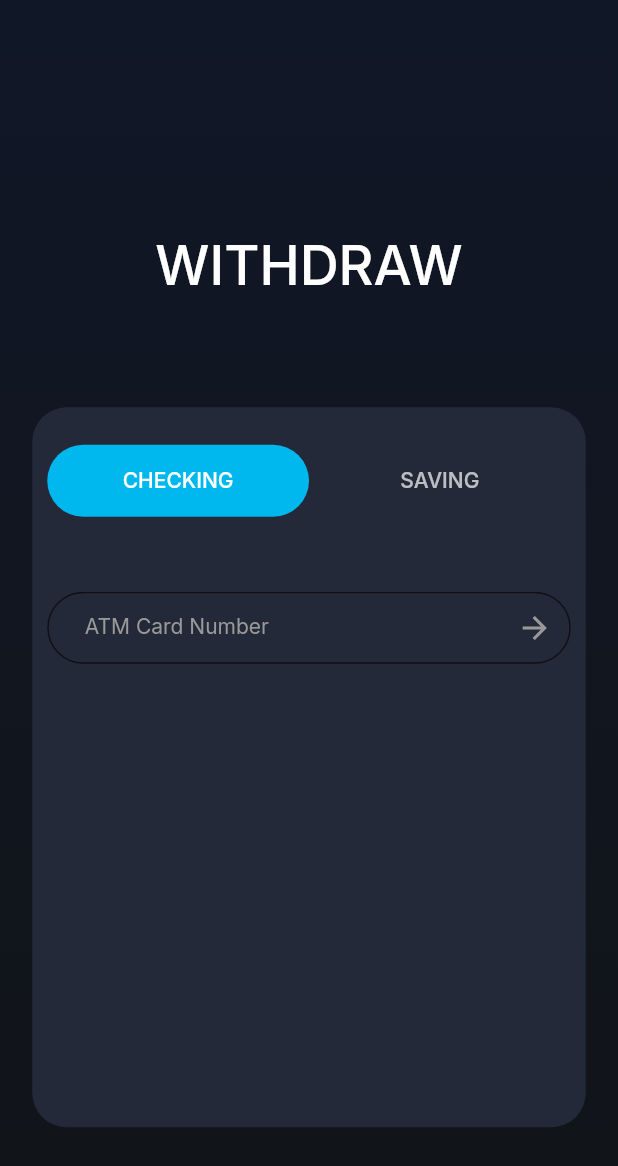
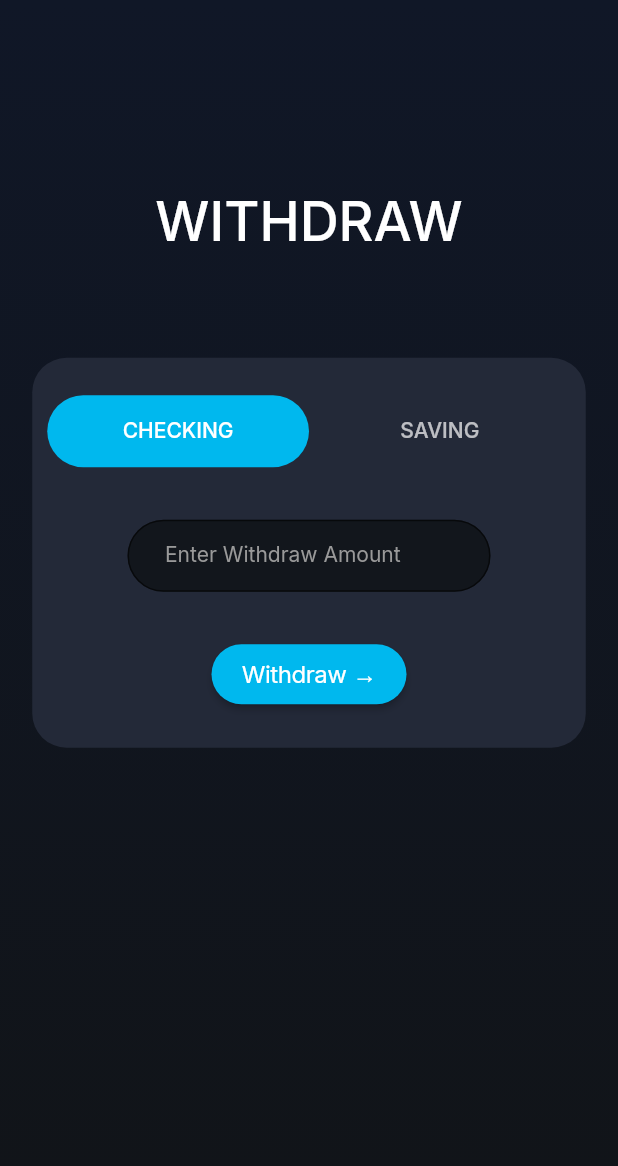
Before and after one commit to sawongam/ATM-App-in-Flutter, a Flutter app: the ManualCashWithdraw screen opened directly, on a phone screen of 412 x 824 dp. Shown: the top 1166 px of the screen. Run offline on Flutter 3.47's test engine with Material 2 defaults, Android fonts, the phone set to English and light mode, and no system bars; our stand-ins replace google_fonts, pinput.

Commit message:
UI finalized and logo added

```diff
--- a/lib/UI/manual_cash_withdraw.dart
+++ b/lib/UI/manual_cash_withdraw.dart
@@ -5,9 +5,14 @@ class ManualCashWithdraw extends StatelessWidget {
 
   @override
   Widget build(BuildContext context) {
-    return DefaultTabController(
+    return GestureDetector(
+      onTap: () {
+        FocusScope.of(context).requestFocus(FocusNode());
+      },
+      child: DefaultTabController(
         length: 2,
         child: Scaffold(
+          resizeToAvoidBottomInset: false,
           body: Container(
             decoration: const BoxDecoration(
               gradient: LinearGradient(
@@ -18,9 +23,9 @@ class ManualCashWithdraw extends StatelessWidget {
             ),
             child: Center(
               child: Column(
-              mainAxisAlignment: MainAxisAlignment.spaceEvenly,
+                mainAxisAlignment: MainAxisAlignment.center,
                 children: [
-                const SizedBox(height: 10),
+                  // const SizedBox(height: 10),
                   const Text(
                     'WITHDRAW',
                     style: TextStyle(
@@ -28,8 +33,9 @@ class ManualCashWithdraw extends StatelessWidget {
                       fontWeight: FontWeight.w500,
                     ),
                   ),
+                  const SizedBox(height: 69),
                   Container(
-                  height: 480,
+                    height: 260,
                     width: 369,
                     decoration: BoxDecoration(
                       color: const Color(0xFF232938),
@@ -38,7 +44,6 @@ class ManualCashWithdraw extends StatelessWidget {
                     padding: const EdgeInsets.only(
                         left: 10, right: 10, bottom: 10, top: 10),
                     child: Column(
-                    // mainAxisAlignment: MainAxisAlignment.center,
                       children: [
                         const SizedBox(height: 15),
                         TabBar(
@@ -50,48 +55,79 @@ class ManualCashWithdraw extends StatelessWidget {
                               Tab(text: 'CHECKING'),
                               Tab(text: 'SAVING'),
                             ]),
-                      const SizedBox(height: 50),
                          Flexible(
-                        child: TabBarView(children: [
+                          child: TabBarView(
+                              children: [
+                            Column(
+                              mainAxisAlignment: MainAxisAlignment.spaceEvenly,
+                              children: [
                                 Container(
-                            height: 200,
-                            width: 200,
-                            child: TextField(
+                                  width: 274,
+                                  // height: 50,
+                                  padding: const EdgeInsets.all(16),
+                                  decoration: ShapeDecoration(
+                                    color: const Color(0xFF232938),
+                                    shape: RoundedRectangleBorder(
+                                      borderRadius: BorderRadius.circular(80),
+                                    ),
+                                  ),
+                                  child: const TextField(
                                       keyboardType: TextInputType.number,
-                                // maxLength: 16,
                                       decoration: InputDecoration(
                                         filled: true,
-                                  fillColor: const Color(0xFF232938),
-                                  labelText: 'ATM Card Number',
-                                  contentPadding: const EdgeInsets.symmetric(horizontal: 25.0),
-                                  labelStyle: const TextStyle(
+                                        fillColor: Color(0xFF12161C),
+                                        labelText: 'Enter Withdraw Amount',
+                                        contentPadding: EdgeInsets.symmetric(horizontal: 25.0),
+                                        labelStyle: TextStyle(
                                           color: Color(0xFF999999),
                                           fontWeight: FontWeight.w400,
                                           fontSize: 14,
                                         ),
-                                  border: const OutlineInputBorder(
+                                        border: OutlineInputBorder(
                                           borderRadius: BorderRadius.all(
                                             Radius.circular(80),
                                           ),
                                         ),
-                                  suffixIcon: IconButton(
-                                    icon: const Icon(Icons.arrow_forward),
-                                    color: const Color(0xFF999999),
-                                    onPressed: () {
-                                    },
                                       ),
-                                ),
-                                style: const TextStyle(
+                                      style: TextStyle(
                                         color: Colors.white,
                                       )),
                                 ),
-                          Text('data'),
+                                SizedBox(
+                                  height: 40,
+                                  width: 130,
+                                  child: ElevatedButton(
+                                      onPressed: (){},
+                                    style: ElevatedButton.styleFrom(
+                                      backgroundColor: Color(0xFF00B8EE),
+                                        shape: RoundedRectangleBorder(
+                                          borderRadius: BorderRadius.circular(85),
+                                        )
+                                    ),
+                                      child: const Text(
+                                        'Withdraw →',
+                                        textAlign: TextAlign.center,
+                                        style: TextStyle(
+                                          color: Colors.white,
+                                          fontSize: 16,
+                                          fontWeight: FontWeight.w400,
+                                          height: 1.25,
+                                          letterSpacing: -0.32,
+                                        ),
+                                      ),
+                                  ),
+                                ),
+                              ],
+                            ),
+                            const Text('data'),
                           ]),
                         ),
                       ],
                     ),
                   ),
+                  const SizedBox(height: 200),
                 ],
+              ),
             ),
           ),
         ),
```
Also changed, not shown: lib/Services/alert_dialog.dart (deleted, +0 -67 lines), lib/Services/confirm_dialog.dart (added, +67 -0 lines), lib/Services/success_dialog.dart (added, +27 -0 lines), lib/UI/withdraw/checking_container.dart (+2 -66 lines), assets/Images/play_store_512.png (added), assets/Images/play_store_feature_graphic.png (added), 21 other files. Lines whose indentation alone changed are shown as unchanged.
